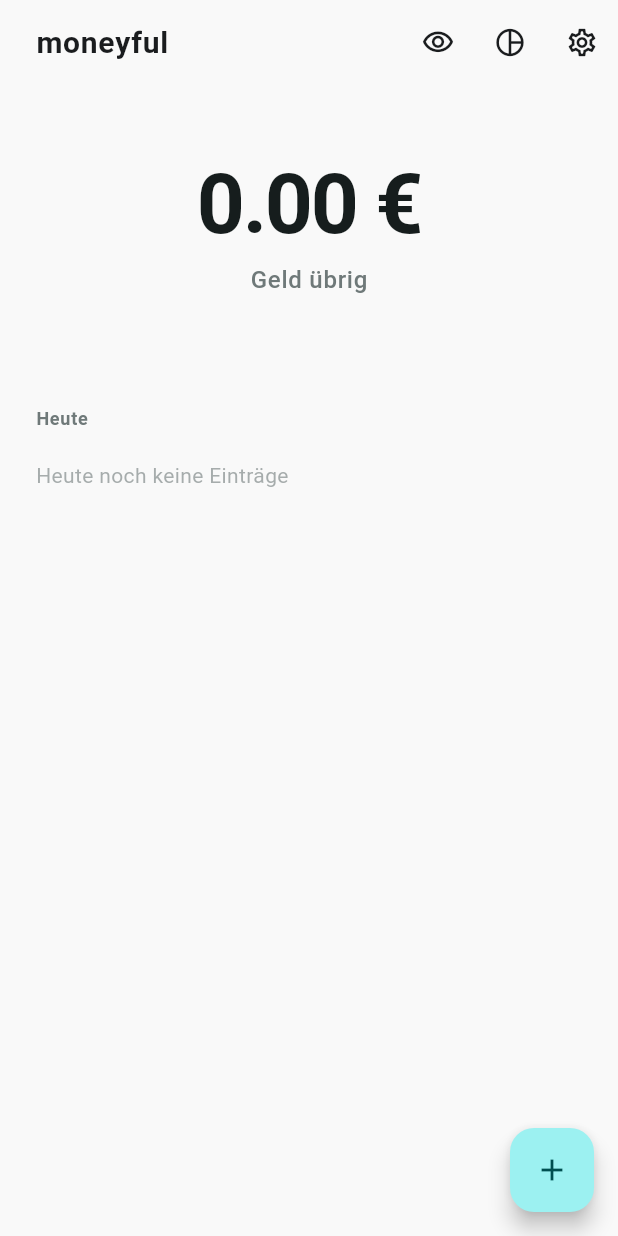
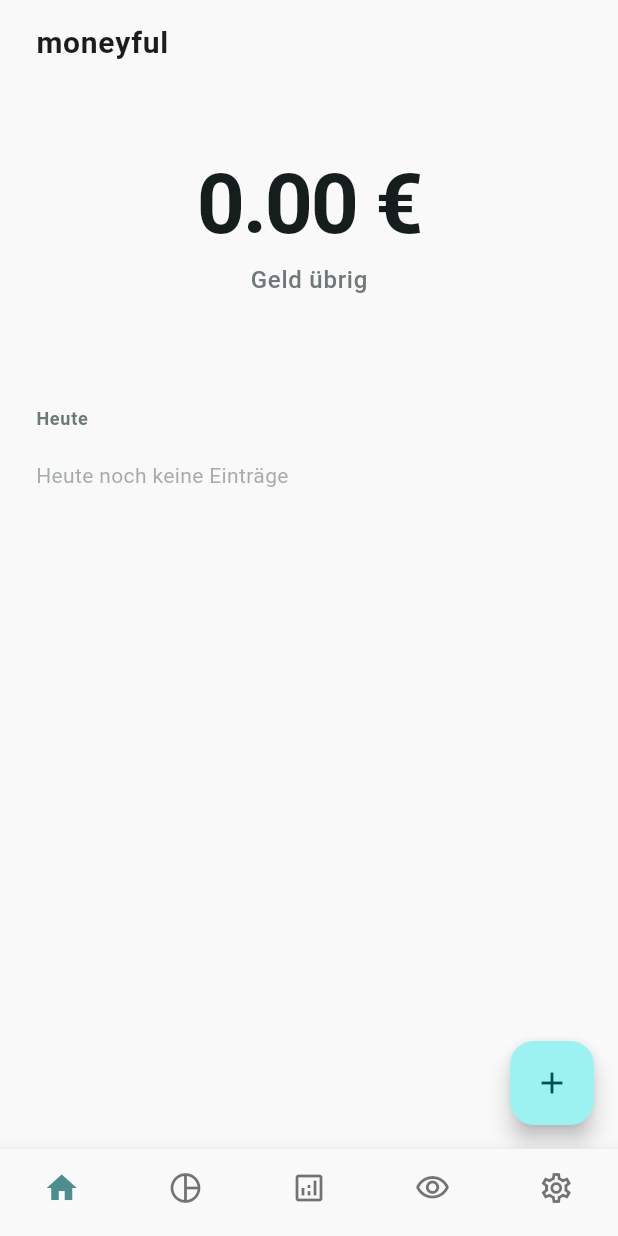
Before and after one commit to sk4ndal-commits/sati, a Flutter app: the screen it shows after launch, on a phone screen of 412 x 824 dp. Run offline on Flutter 3.47's test engine with Material 3 defaults, Android fonts, the phone set to English and light mode, and no system bars; our stand-ins replace drift, flutter_local_notifications, flutter_riverpod, permission_handler, riverpod_annotation, share_plus and 1 more; accounts and stored records are empty; generated files the repository leaves out were written again.

Commit message:
navbar now

```diff
--- a/lib/l10n/app_de.arb
+++ b/lib/l10n/app_de.arb
@@ -132,6 +132,7 @@
     "reflect": "Reflektieren",
     "trends": "Trends",
     "trendsDescription": "Dein Ausgabeverhalten über die Zeit.",
+    "home": "Home",
     "spendingTrend": "Ausgabentrend",
     "spendingTrendDescription": "Monatliche Gesamtausgaben der letzten Monate.",
     "categoryTrend": "Kategorietrend",
--- a/lib/l10n/app_en.arb
+++ b/lib/l10n/app_en.arb
@@ -132,6 +132,7 @@
     "reflect": "Reflect",
     "trends": "Trends",
     "trendsDescription": "Your spending patterns over time.",
+    "home": "Home",
     "spendingTrend": "Spending Trend",
     "spendingTrendDescription": "Monthly total expenses for the last few months.",
     "categoryTrend": "Category Trend",
--- a/lib/l10n/app_localizations.dart
+++ b/lib/l10n/app_localizations.dart
@@ -704,6 +704,12 @@ abstract class AppLocalizations {
   /// **'Your spending patterns over time.'**
   String get trendsDescription;
 
+  /// No description provided for @home.
+  ///
+  /// In en, this message translates to:
+  /// **'Home'**
+  String get home;
+
   /// No description provided for @spendingTrend.
   ///
   /// In en, this message translates to:
--- a/lib/l10n/app_localizations_de.dart
+++ b/lib/l10n/app_localizations_de.dart
@@ -333,6 +333,9 @@ class AppLocalizationsDe extends AppLocalizations {
   String get trendsDescription => 'Dein Ausgabeverhalten über die Zeit.';
 
   @override
+  String get home => 'Home';
+
+  @override
   String get spendingTrend => 'Ausgabentrend';
 
   @override
--- a/lib/l10n/app_localizations_en.dart
+++ b/lib/l10n/app_localizations_en.dart
@@ -332,6 +332,9 @@ class AppLocalizationsEn extends AppLocalizations {
   String get trendsDescription => 'Your spending patterns over time.';
 
   @override
+  String get home => 'Home';
+
+  @override
   String get spendingTrend => 'Spending Trend';
 
   @override
--- a/lib/main.dart
+++ b/lib/main.dart
@@ -2,7 +2,7 @@ import 'package:flutter/material.dart';
 import 'package:flutter_riverpod/flutter_riverpod.dart';
 import 'package:flutter_localizations/flutter_localizations.dart';
 import 'l10n/app_localizations.dart';
-import 'presentation/screens/home_screen.dart';
+import 'presentation/screens/main_navigation_screen.dart';
 
 void main() {
   runApp(
@@ -74,7 +74,7 @@ class MyApp extends StatelessWidget {
       supportedLocales: const [
         Locale('de'),
       ],
-      home: const HomeScreen(),
+      home: const MainNavigationScreen(),
     );
   }
 }
--- a/lib/presentation/screens/budget_overview_screen.dart
+++ b/lib/presentation/screens/budget_overview_screen.dart
@@ -15,6 +15,7 @@ class BudgetOverviewScreen extends ConsumerWidget {
     return Scaffold(
       appBar: AppBar(
         title: Text(l10n.budgets),
+        automaticallyImplyLeading: false,
       ),
       body: budgetOverviewAsync.when(
         data: (budgets) {
@@ -34,6 +35,7 @@ class BudgetOverviewScreen extends ConsumerWidget {
         error: (err, stack) => Center(child: Text(err.toString())),
       ),
       floatingActionButton: FloatingActionButton(
+        heroTag: 'budget_fab',
         onPressed: () => _showAddBudgetDialog(context, ref),
         child: const Icon(Icons.add),
       ),
--- a/lib/presentation/screens/home_screen.dart
+++ b/lib/presentation/screens/home_screen.dart
@@ -9,11 +9,7 @@ import '../../l10n/app_localizations.dart';
 import '../../application/settings_controller.dart';
 import '../../application/transaction_controller.dart';
 import 'transaction_entry_screen.dart';
-import 'budget_overview_screen.dart';
-import 'settings_screen.dart';
-import 'weekly_review_screen.dart';
-import 'monthly_overview_screen.dart';
-import 'trends_screen.dart';
+import 'main_navigation_screen.dart';
 
 class HomeScreen extends ConsumerStatefulWidget {
   const HomeScreen({super.key});
@@ -88,59 +84,6 @@ class _HomeScreenState extends ConsumerState<HomeScreen> {
                 ),
           ),
         ),
-        actions: [
-          PopupMenuButton<String>(
-            icon: const Icon(Icons.visibility_outlined, size: 22),
-            tooltip: l10n.reflect,
-            onSelected: (value) {
-              if (value == 'weekly') {
-                Navigator.of(context).push(
-                  MaterialPageRoute(builder: (context) => const WeeklyReviewScreen()),
-                );
-              } else if (value == 'monthly') {
-                Navigator.of(context).push(
-                  MaterialPageRoute(builder: (context) => const MonthlyOverviewScreen()),
-                );
-              } else if (value == 'trends') {
-                Navigator.of(context).push(
-                  MaterialPageRoute(builder: (context) => const TrendsScreen()),
-                );
-              }
-            },
-            itemBuilder: (context) => [
-              PopupMenuItem(
-                value: 'weekly',
-                child: Text(l10n.weeklyReview),
-              ),
-              PopupMenuItem(
-                value: 'monthly',
-                child: Text(l10n.monthlyOverview),
-              ),
-              PopupMenuItem(
-                value: 'trends',
-                child: Text(l10n.trends),
-              ),
-            ],
-          ),
-          IconButton(
-            icon: const Icon(Icons.pie_chart_outline, size: 22),
-            onPressed: () {
-              Navigator.of(context).push(
-                MaterialPageRoute(builder: (context) => const BudgetOverviewScreen()),
-              );
-            },
-            tooltip: l10n.budgets,
-          ),
-          IconButton(
-            icon: const Icon(Icons.settings_outlined, size: 22),
-            onPressed: () {
-              Navigator.of(context).push(
-                MaterialPageRoute(builder: (context) => const SettingsScreen()),
-              );
-            },
-            tooltip: l10n.settings,
-          ),
-        ],
       ),
       body: homeStateAsync.when(
         data: (homeState) => transactionsAsync.when(
@@ -176,6 +119,7 @@ class _HomeScreenState extends ConsumerState<HomeScreen> {
         error: (err, stack) => Center(child: Text('Error: $err')),
       ),
       floatingActionButton: FloatingActionButton(
+        heroTag: 'home_fab',
         onPressed: () {
           Navigator.of(context).push(
             MaterialPageRoute(
@@ -226,13 +170,13 @@ class _MoneyLeftLayer extends StatelessWidget {
   }
 }
 
-class _CategorySnapshotLayer extends StatelessWidget {
+class _CategorySnapshotLayer extends ConsumerWidget {
   final List<CategoryBudgetStatus> snapshots;
 
   const _CategorySnapshotLayer({required this.snapshots});
 
   @override
-  Widget build(BuildContext context) {
+  Widget build(BuildContext context, WidgetRef ref) {
     final l10n = AppLocalizations.of(context)!;
     return Column(
       children: [
@@ -250,9 +194,7 @@ class _CategorySnapshotLayer extends StatelessWidget {
         const SizedBox(height: 8),
         TextButton(
           onPressed: () {
-            Navigator.of(context).push(
-              MaterialPageRoute(builder: (context) => const BudgetOverviewScreen()),
-            );
+            ref.read(navigationIndexProvider.notifier).setIndex(1);
           },
           child: Text(
             l10n.viewAllBudgets,
--- a/lib/presentation/screens/income_sources_screen.dart
+++ b/lib/presentation/screens/income_sources_screen.dart
@@ -48,6 +48,7 @@ class IncomeSourcesScreen extends ConsumerWidget {
         error: (err, stack) => Center(child: Text(err.toString())),
       ),
       floatingActionButton: FloatingActionButton(
+        heroTag: 'income_source_fab',
         onPressed: () => _showAddSourceDialog(context, ref),
         child: const Icon(Icons.add),
       ),
--- /dev/null
+++ b/lib/presentation/screens/main_navigation_screen.dart
@@ -0,0 +1,80 @@
+import 'package:flutter/material.dart';
+import 'package:flutter_riverpod/flutter_riverpod.dart';
+import 'package:riverpod_annotation/riverpod_annotation.dart';
+import '../../l10n/app_localizations.dart';
+import 'home_screen.dart';
+import 'budget_overview_screen.dart';
+import 'trends_screen.dart';
+import 'review_hub_screen.dart';
+import 'settings_screen.dart';
+
+part 'main_navigation_screen.g.dart';
+
+@riverpod
+class NavigationIndex extends _$NavigationIndex {
+  @override
+  int build() => 0;
+
+  void setIndex(int index) {
+    state = index;
+  }
+}
+
+class MainNavigationScreen extends ConsumerWidget {
+  const MainNavigationScreen({super.key});
+
+  @override
+  Widget build(BuildContext context, WidgetRef ref) {
+    final l10n = AppLocalizations.of(context)!;
+    final selectedIndex = ref.watch(navigationIndexProvider);
+
+    return Scaffold(
+      body: IndexedStack(
+        index: selectedIndex,
+        children: const [
+          HomeScreen(),
+          BudgetOverviewScreen(),
+          TrendsScreen(),
+          ReviewHubScreen(),
+          SettingsScreen(),
+        ],
+      ),
+      bottomNavigationBar: BottomNavigationBar(
+        currentIndex: selectedIndex,
+        onTap: (index) {
+          ref.read(navigationIndexProvider.notifier).setIndex(index);
+        },
+        type: BottomNavigationBarType.fixed,
+        showSelectedLabels: false,
+        showUnselectedLabels: false,
+        items: [
+          BottomNavigationBarItem(
+            icon: const Icon(Icons.home_outlined),
+            activeIcon: const Icon(Icons.home),
+            label: l10n.home,
+          ),
+          BottomNavigationBarItem(
+            icon: const Icon(Icons.pie_chart_outline),
+            activeIcon: const Icon(Icons.pie_chart),
+            label: l10n.budgets,
+          ),
+          BottomNavigationBarItem(
+            icon: const Icon(Icons.analytics_outlined),
+            activeIcon: const Icon(Icons.analytics),
+            label: l10n.trends,
+          ),
+          BottomNavigationBarItem(
+            icon: const Icon(Icons.visibility_outlined),
+            activeIcon: const Icon(Icons.visibility),
+            label: l10n.reflect,
+          ),
+          BottomNavigationBarItem(
+            icon: const Icon(Icons.settings_outlined),
+            activeIcon: const Icon(Icons.settings),
+            label: l10n.settings,
+          ),
+        ],
+      ),
+    );
+  }
+}
--- a/lib/presentation/screens/settings_screen.dart
+++ b/lib/presentation/screens/settings_screen.dart
@@ -16,6 +16,7 @@ class SettingsScreen extends ConsumerWidget {
     return Scaffold(
       appBar: AppBar(
         title: Text(l10n.settings),
+        automaticallyImplyLeading: false,
       ),
       body: settingsAsync.when(
         data: (settings) => ListView(
--- a/lib/presentation/screens/trends_screen.dart
+++ b/lib/presentation/screens/trends_screen.dart
@@ -24,6 +24,7 @@ class _TrendsScreenState extends ConsumerState<TrendsScreen> {
     return Scaffold(
       appBar: AppBar(
         title: Text(l10n.trends),
+        automaticallyImplyLeading: false,
       ),
       body: trendsDataAsync.when(
         data: (data) {
```
Also changed, not shown: lib/presentation/screens/review_hub_screen.dart (added, +52 -0 lines), lib/presentation/screens/main_navigation_screen.g.dart (added).
